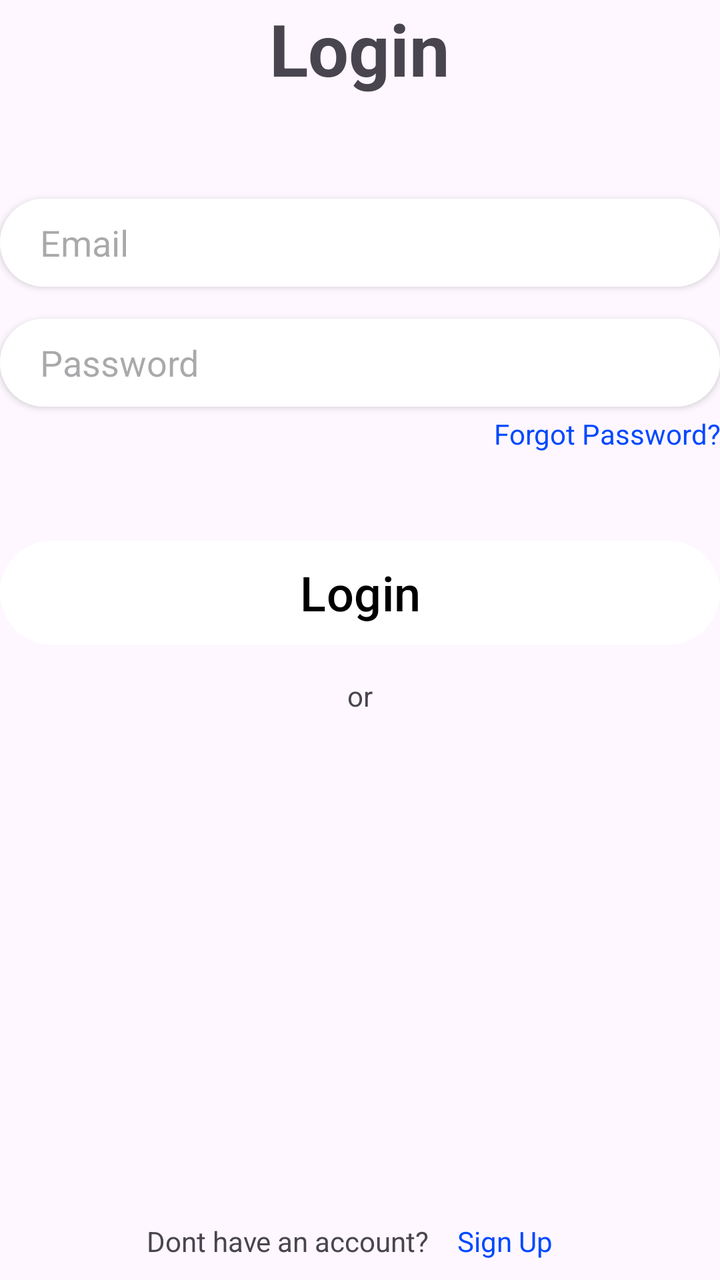
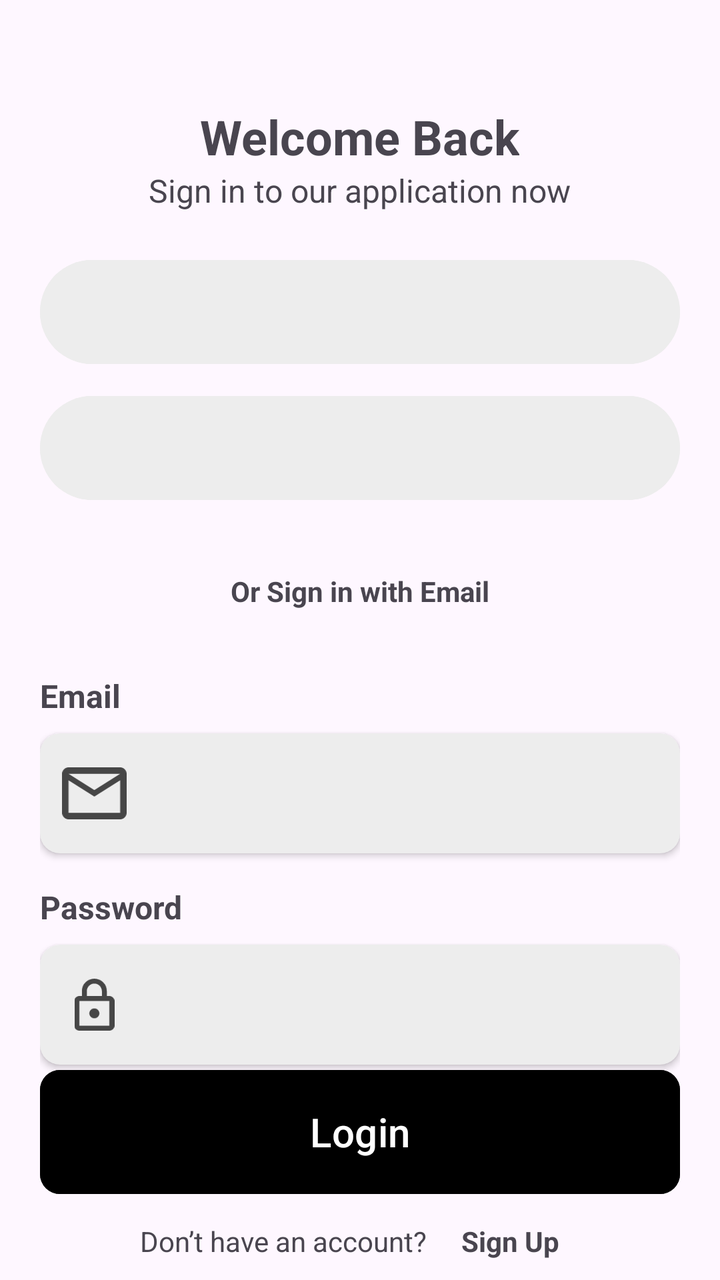

An Android layout rendered at two revisions. The XML below is the earlier revision; the diff shows what the commit changed to produce the second picture.
<!-- AndroidManifest.xml: application theme Theme.Syncly -->
<!-- res/layout/fragment_login.xml -->
<?xml version="1.0" encoding="utf-8"?>
<RelativeLayout xmlns:android="http://schemas.android.com/apk/res/android"
    xmlns:tools="http://schemas.android.com/tools"
    android:layout_width="match_parent"
    android:layout_height="match_parent"
    xmlns:app="http://schemas.android.com/apk/res-auto"
    tools:context=".fragments.Login">
        <TextView
            android:layout_width="wrap_content"
            android:layout_height="wrap_content"
            android:text="Login"
            android:textSize="36dp"
            android:textStyle="bold"
            android:layout_centerHorizontal="true"
            android:id="@+id/title"
            />
        <androidx.cardview.widget.CardView
            android:layout_width="match_parent"
            android:layout_height="wrap_content"
            android:layout_below="@id/title"
            app:cardCornerRadius="6dp"
            android:layout_marginTop="10dp"
            android:id="@+id/errorCard"
            android:visibility="invisible"
            >
            <TextView
                android:layout_width="match_parent"
                android:layout_height="wrap_content"
                android:textAlignment="center"
                android:textColor="@color/red"
                android:padding="6dp"
                android:id="@+id/errorMsg"
                android:background="@color/pink"/>
        </androidx.cardview.widget.CardView>
        <androidx.cardview.widget.CardView
            android:layout_width="match_parent"
            android:layout_height="44dp"
            app:cardCornerRadius="34dp"
            android:layout_marginTop="10dp"
            android:layout_marginBottom="8dp"
            android:layout_below="@id/errorCard"
            android:id="@+id/email"
            >
            <EditText
                android:layout_width="match_parent"
                android:layout_height="44dp"
                android:background="@color/white"
                android:textColor="@color/black"
                android:id="@+id/emailInpt"
                android:hint="Email"
                android:paddingLeft="20dp"
                />
        </androidx.cardview.widget.CardView>
        <androidx.cardview.widget.CardView
            android:layout_width="match_parent"
            android:layout_height="44dp"
            app:cardCornerRadius="34dp"
            android:layout_marginTop="8dp"
            android:layout_marginBottom="4dp"
            android:layout_below="@id/email"
            android:id="@+id/pass"
            >
            <EditText
                android:layout_width="match_parent"
                android:layout_height="44dp"
                android:background="@color/white"
                android:textColor="@color/black"
                android:id="@+id/passInpt"
                android:hint="Password"
                android:inputType="textPassword"
                android:paddingLeft="20dp"
                />
        </androidx.cardview.widget.CardView>
        <TextView
            android:layout_width="match_parent"
            android:layout_height="wrap_content"
            android:text="Forgot Password?"
            android:textColor="@color/blue"
            android:textAlignment="textEnd"
            android:layout_below="@id/pass"
            android:id="@+id/forgot"
            />
        <Button
            android:layout_width="match_parent"
            android:layout_height="60dp"
            android:backgroundTint="@color/white"
            android:text="Login"
            android:textSize="24dp"
            android:textColor="@color/black"
            android:layout_marginTop="40dp"
            android:id="@+id/loginBtn"
            android:layout_below="@id/forgot"
            />
        <TextView
            android:layout_width="wrap_content"
            android:layout_height="wrap_content"
            android:text="or"
            android:layout_marginTop="12dp"
            android:layout_marginBottom="8dp"
            android:layout_below="@id/loginBtn"
            android:layout_centerHorizontal="true"
            android:id="@+id/or"
            />
        <LinearLayout
            android:layout_width="match_parent"
            android:layout_height="wrap_content"
            android:orientation="horizontal"
            android:gravity="center"
            android:layout_alignParentBottom="true"
            >
            <TextView
                android:layout_width="wrap_content"
                android:layout_height="wrap_content"
                android:text="Dont have an account?"
                android:layout_marginRight="4dp"/>
            <TextView
                android:layout_width="wrap_content"
                android:layout_height="wrap_content"
                android:textColor="@color/blue"
                android:id="@+id/signup"
                android:padding="10dp"
                android:text="Sign Up"/>
        </LinearLayout>
</RelativeLayout>
<!-- resources referenced by this layout -->
<resources>
  <color name="black">#FF000000</color>
  <color name="blue">#0048FF</color>
  <color name="pink">#4DFF6154</color>
  <color name="red">#f71302</color>
  <color name="white">#FFFFFFFF</color>
  <style name="Theme.Syncly" parent="Base.Theme.Syncly" />
  <style name="Base.Theme.Syncly" parent="Theme.Material3.DayNight.NoActionBar">
          
          
      </style>
</resources>

<!-- the commit's change to res/layout/fragment_login.xml (unified diff, before → after) -->
@@ -5,120 +5,178 @@
     android:layout_height="match_parent"
     xmlns:app="http://schemas.android.com/apk/res-auto"
     tools:context=".fragments.Login">
-        <TextView
+    <LinearLayout
+        android:id="@+id/header"
+        android:layout_width="match_parent"
+        android:layout_height="wrap_content"
+        android:orientation="vertical"
+        android:layout_margin="20dp"
+        android:gravity="center_horizontal"
+        android:layout_marginBottom="32dp"
+        >
+        <ImageView
             android:layout_width="wrap_content"
             android:layout_height="wrap_content"
-            android:text="Login"
-            android:textSize="36dp"
-            android:textStyle="bold"
-            android:layout_centerHorizontal="true"
-            android:id="@+id/title"
-            />
-        <androidx.cardview.widget.CardView
-            android:layout_width="match_parent"
-            android:layout_height="wrap_content"
-            android:layout_below="@id/title"
-            app:cardCornerRadius="6dp"
-            android:layout_marginTop="10dp"
-            android:id="@+id/errorCard"
-            android:visibility="invisible"
-            >
-            <TextView
-                android:layout_width="match_parent"
-                android:layout_height="wrap_content"
-                android:textAlignment="center"
-                android:textColor="@color/red"
-                android:padding="6dp"
-                android:id="@+id/errorMsg"
-                android:background="@color/pink"/>
-        </androidx.cardview.widget.CardView>
-        <androidx.cardview.widget.CardView
-            android:layout_width="match_parent"
-            android:layout_height="44dp"
-            app:cardCornerRadius="34dp"
-            android:layout_marginTop="10dp"
-            android:layout_marginBottom="8dp"
-            android:layout_below="@id/errorCard"
-            android:id="@+id/email"
-            >
-            <EditText
-                android:layout_width="match_parent"
-                android:layout_height="44dp"
-                android:background="@color/white"
-                android:textColor="@color/black"
-                android:id="@+id/emailInpt"
-                android:hint="Email"
-                android:paddingLeft="20dp"
-                />
-        </androidx.cardview.widget.CardView>
-        <androidx.cardview.widget.CardView
-            android:layout_width="match_parent"
-            android:layout_height="44dp"
-            app:cardCornerRadius="34dp"
-            android:layout_marginTop="8dp"
-            android:layout_marginBottom="4dp"
-            android:layout_below="@id/email"
-            android:id="@+id/pass"
-            >
-            <EditText
-                android:layout_width="match_parent"
-                android:layout_height="44dp"
-                android:background="@color/white"
-                android:textColor="@color/black"
-                android:id="@+id/passInpt"
-                android:hint="Password"
-                android:inputType="textPassword"
-                android:paddingLeft="20dp"
-                />
-        </androidx.cardview.widget.CardView>
-        <TextView
-            android:layout_width="match_parent"
-            android:layout_height="wrap_content"
-            android:text="Forgot Password?"
-            android:textColor="@color/blue"
-            android:textAlignment="textEnd"
-            android:layout_below="@id/pass"
-            android:id="@+id/forgot"
-            />
-        <Button
-            android:layout_width="match_parent"
-            android:layout_height="60dp"
-            android:backgroundTint="@color/white"
-            android:text="Login"
-            android:textSize="24dp"
-            android:textColor="@color/black"
-            android:layout_marginTop="40dp"
-            android:id="@+id/loginBtn"
-            android:layout_below="@id/forgot"
+            android:layout_marginBottom="32dp"
             />
         <TextView
             android:layout_width="wrap_content"
             android:layout_height="wrap_content"
-            android:text="or"
-            android:layout_marginTop="12dp"
-            android:layout_marginBottom="8dp"
-            android:layout_below="@id/loginBtn"
-            android:layout_centerHorizontal="true"
-            android:id="@+id/or"
-            />
-        <LinearLayout
+            android:textSize="24sp"
+            android:textStyle="bold"
+            android:text="Welcome Back"/>
+        <TextView
+            android:layout_width="wrap_content"
+            android:layout_height="wrap_content"
+            android:textSize="16sp"
+            android:text="Sign in to our application now"/>
+    </LinearLayout>
+    <LinearLayout
+        android:id="@+id/sso"
+        android:layout_width="match_parent"
+        android:layout_height="wrap_content"
+        android:layout_marginHorizontal="20dp"
+        android:orientation="vertical"
+        android:layout_below="@id/header"
+        >
+        <com.google.android.material.button.MaterialButton
             android:layout_width="match_parent"
+            android:layout_height="60dp"
+            android:backgroundTint="@color/light_grey"
+            android:layout_marginBottom="8dp"/>
+        <com.google.android.material.button.MaterialButton
+            android:layout_width="match_parent"
+            android:layout_height="60dp"
+            android:backgroundTint="@color/light_grey"/>
+    </LinearLayout>
+    <TextView
+        android:id="@+id/or"
+        android:layout_width="match_parent"
+        android:layout_height="wrap_content"
+        android:text="Or Sign in with Email"
+        android:layout_marginHorizontal="20dp"
+        android:layout_marginVertical="32dp"
+        android:gravity="center_horizontal"
+        android:textSize="14sp"
+        android:textStyle="bold"
+        android:layout_below="@id/sso"/>
+    <LinearLayout
+        android:layout_width="match_parent"
+        android:layout_height="wrap_content"
+        android:orientation="vertical"
+        android:layout_marginHorizontal="20dp"
+        android:layout_below="@id/or"
+        >
+        <TextView
+            android:layout_width="wrap_content"
             android:layout_height="wrap_content"
-            android:orientation="horizontal"
-            android:gravity="center"
-            android:layout_alignParentBottom="true"
-            >
-            <TextView
-                android:layout_width="wrap_content"
-                android:layout_height="wrap_content"
-                android:text="Dont have an account?"
-                android:layout_marginRight="4dp"/>
-            <TextView
-                android:layout_width="wrap_content"
-                android:layout_height="wrap_content"
-                android:textColor="@color/blue"
-                android:id="@+id/signup"
-                android:padding="10dp"
-                android:text="Sign Up"/>
-        </LinearLayout>
+            android:text="Email"
+            android:textSize="16sp"
+            android:textStyle="bold"
+            android:layout_marginBottom="8dp"/>
+        <androidx.cardview.widget.CardView
+            android:layout_width="match_parent"
+            android:layout_height="60dp"
+            android:backgroundTint="@color/light_grey"
+            app:cardCornerRadius="10dp"
+            android:layout_marginBottom="16dp">
+            <LinearLayout
+                android:layout_width="match_parent"
+                android:layout_height="match_parent"
+                android:orientation="horizontal"
+                android:gravity="center_vertical"
+                >
+                <ImageView
+                    android:layout_width="0dp"
+                    android:layout_height="26dp"
+                    android:layout_weight="2"
+                    android:src="@drawable/icon_email"
+                    />
+                <EditText
+                    android:layout_width="0dp"
+                    android:layout_weight="9"
+                    android:layout_height="match_parent"
+                    android:background="@android:color/transparent"
+                    android:layout_marginEnd="20dp"/>
+            </LinearLayout>
+        </androidx.cardview.widget.CardView>
+        <TextView
+            android:layout_width="wrap_content"
+            android:layout_height="wrap_content"
+            android:text="Password"
+            android:textSize="16sp"
+            android:textStyle="bold"
+            android:layout_marginBottom="8dp"/>
+        <androidx.cardview.widget.CardView
+            android:layout_width="match_parent"
+            android:layout_height="60dp"
+            android:backgroundTint="@color/light_grey"
+            app:cardCornerRadius="10dp"
+            android:layout_marginBottom="16dp">
+            <LinearLayout
+                android:layout_width="match_parent"
+                android:layout_height="match_parent"
+                android:orientation="horizontal"
+                android:gravity="center_vertical"
+                >
+                <ImageView
+                    android:layout_width="0dp"
+                    android:layout_height="26dp"
+                    android:layout_weight="2"
+                    android:src="@drawable/icon_lock"
+                    />
+                <EditText
+                    android:layout_width="0dp"
+                    android:layout_weight="9"
+                    android:layout_height="match_parent"
+                    android:background="@android:color/transparent"
+                    android:layout_marginEnd="20dp"/>
+            </LinearLayout>
+        </androidx.cardview.widget.CardView>
+
+        <TextView
+            android:id="@+id/forgotPass"
+            android:layout_width="wrap_content"
+            android:layout_height="wrap_content"
+            android:layout_gravity="end"
+            android:text="Forgot Password?"
+            android:textColor="@color/light_blue"
+            android:textSize="14sp"
+            android:textStyle="bold" />
+    </LinearLayout>
+
+    <com.google.android.material.button.MaterialButton
+        android:id="@+id/loginBtn"
+        android:layout_width="match_parent"
+        android:layout_height="70dp"
+        android:layout_above="@id/question"
+        android:layout_marginHorizontal="20dp"
+        app:cornerRadius="10dp"
+        android:backgroundTint="@color/black"
+        android:text="Login"
+        android:textSize="20sp"/>
+
+    <LinearLayout
+        android:id="@+id/question"
+        android:layout_width="match_parent"
+        android:layout_height="wrap_content"
+        android:orientation="horizontal"
+        android:gravity="center"
+        android:layout_alignParentBottom="true"
+        >
+        <TextView
+            android:layout_width="wrap_content"
+            android:layout_height="wrap_content"
+            android:text="Don’t have an account? "
+            android:textSize="14sp"
+            android:layout_marginRight="4dp"/>
+        <TextView
+            android:layout_width="wrap_content"
+            android:layout_height="wrap_content"
+            android:textStyle="bold"
+            android:id="@+id/signup"
+            android:padding="10dp"
+            android:textSize="14sp"
+            android:text="Sign Up"/>
+    </LinearLayout>
 </RelativeLayout>
<!-- resource entries referenced after the edit -->
@@ -1,10 +1,28 @@
 <!-- resources referenced by this layout -->
 <resources>
   <color name="black">#FF000000</color>
-  <color name="blue">#0048FF</color>
-  <color name="pink">#4DFF6154</color>
-  <color name="red">#f71302</color>
-  <color name="white">#FFFFFFFF</color>
+  <color name="light_blue">#3D71FF</color>
+  <color name="light_grey">#EDEDED</color>
+  <!-- drawable icon_email (drawable) -->
+  <vector xmlns:android="http://schemas.android.com/apk/res/android"
+      android:width="26dp"
+      android:height="21dp"
+      android:viewportWidth="26"
+      android:viewportHeight="21">
+    <path
+        android:pathData="M2.6,21C1.885,21 1.273,20.743 0.764,20.229C0.255,19.715 0,19.097 0,18.375V2.625C0,1.903 0.255,1.285 0.764,0.771C1.273,0.257 1.885,0 2.6,0H23.4C24.115,0 24.727,0.257 25.236,0.771C25.745,1.285 26,1.903 26,2.625V18.375C26,19.097 25.745,19.715 25.236,20.229C24.727,20.743 24.115,21 23.4,21H2.6ZM13,11.813L2.6,5.25V18.375H23.4V5.25L13,11.813ZM13,9.188L23.4,2.625H2.6L13,9.188ZM2.6,5.25V2.625V18.375V5.25Z"
+        android:fillColor="#464646"/>
+  </vector>
+  <!-- drawable icon_lock (drawable) -->
+  <vector xmlns:android="http://schemas.android.com/apk/res/android"
+      android:width="20dp"
+      android:height="26dp"
+      android:viewportWidth="20"
+      android:viewportHeight="26">
+    <path
+        android:pathData="M2.5,26C1.813,26 1.224,25.757 0.734,25.273C0.245,24.788 0,24.205 0,23.524V11.143C0,10.462 0.245,9.879 0.734,9.394C1.224,8.909 1.813,8.667 2.5,8.667H3.75V6.19C3.75,4.478 4.359,3.018 5.578,1.811C6.797,0.604 8.271,0 10,0C11.729,0 13.203,0.604 14.422,1.811C15.641,3.018 16.25,4.478 16.25,6.19V8.667H17.5C18.188,8.667 18.776,8.909 19.266,9.394C19.755,9.879 20,10.462 20,11.143V23.524C20,24.205 19.755,24.788 19.266,25.273C18.776,25.757 18.188,26 17.5,26H2.5ZM2.5,23.524H17.5V11.143H2.5V23.524ZM10,19.809C10.688,19.809 11.276,19.567 11.766,19.082C12.255,18.597 12.5,18.014 12.5,17.333C12.5,16.652 12.255,16.069 11.766,15.585C11.276,15.1 10.688,14.857 10,14.857C9.313,14.857 8.724,15.1 8.234,15.585C7.745,16.069 7.5,16.652 7.5,17.333C7.5,18.014 7.745,18.597 8.234,19.082C8.724,19.567 9.313,19.809 10,19.809ZM6.25,8.667H13.75V6.19C13.75,5.159 13.385,4.282 12.656,3.56C11.927,2.837 11.042,2.476 10,2.476C8.958,2.476 8.073,2.837 7.344,3.56C6.615,4.282 6.25,5.159 6.25,6.19V8.667Z"
+        android:fillColor="#464646"/>
+  </vector>
   <style name="Theme.Syncly" parent="Base.Theme.Syncly" />
   <style name="Base.Theme.Syncly" parent="Theme.Material3.DayNight.NoActionBar">
           
